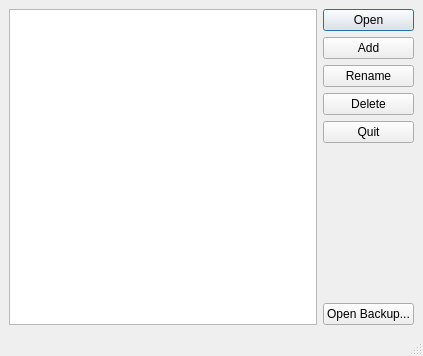
Old version of the form qt/designer/profiles.ui in the repository ankitects/anki.
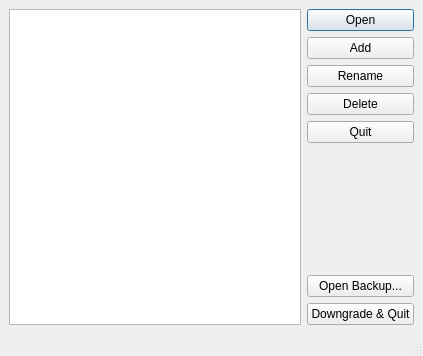
New version of the form. Icons and pictures are not drawn.

Commit message:
downgrade manually
- A regular collection open/close no longer goes through the
upgrade/downgrade steps each time. This avoids wasted cycles, and will
become more important in the future when decks and note types are
split into separate tables.
- Added a downgrade button to the profiles screen to downgrade all
profiles and close the app.
- Downgrading is still automatic when exporting/doing a full sync.

```diff
--- a/qt/designer/profiles.ui
+++ b/qt/designer/profiles.ui
@@ -88,6 +88,13 @@
           </property>
          </widget>
         </item>
+        <item>
+         <widget class="QPushButton" name="downgrade_button">
+          <property name="text">
+           <string notr="true">Downgrade &amp;&amp; Quit</string>
+          </property>
+         </widget>
+        </item>
        </layout>
       </item>
      </layout>
```
The commit also changes 2 other files.
